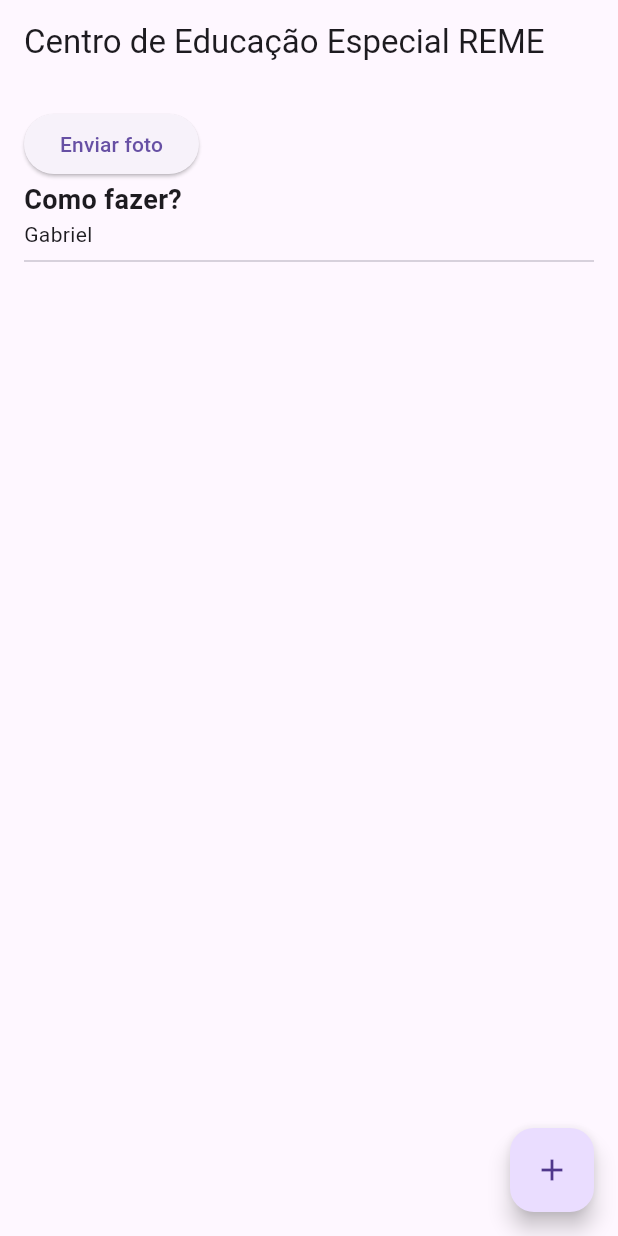
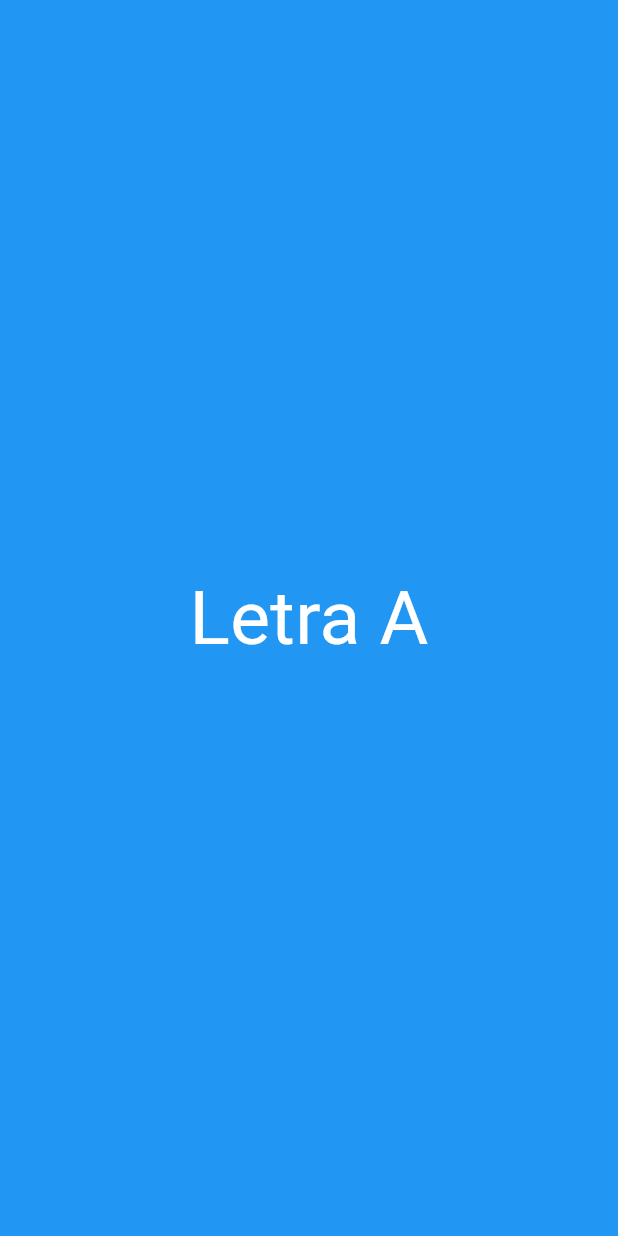
Before and after one commit to Caduqui/appMobileBIDS, a Flutter app: the screen it shows after launch, on a phone screen of 412 x 824 dp. Run offline on Flutter 3.47's test engine with Material 3 defaults, Android fonts, the phone set to English and light mode, and no system bars.

Commit message:
added alphabet screen with widgets

```diff
--- /dev/null
+++ b/lib/data/letters_data.dart
@@ -0,0 +1,8 @@
+import 'package:flutter/material.dart';
+
+final pointsA = [
+  Offset(150, 300),
+  Offset(170, 250),
+  Offset(190, 200),
+  Offset(210, 150),
+];
--- a/lib/main.dart
+++ b/lib/main.dart
@@ -1,3 +1,4 @@
+import 'package:ensinolinguagens/screens/alphabet_screen.dart';
 import 'package:ensinolinguagens/screens/welcome_screen.dart';
 import 'package:flutter/material.dart';
 
@@ -11,6 +12,6 @@ class MyApp extends StatelessWidget {
   // This widget is the root of your application.
   @override
   Widget build(BuildContext context) {
-    return MaterialApp(home: ExercicioTela());
+    return MaterialApp(home: AlphabetScreen());
   }
 }
--- a/lib/models/model.dart
+++ /dev/null
@@ -1,12 +0,0 @@
-class Model {
-  String id;
-  String name;
-
-  Model({required this.id, required this.name});
-
-  Model.fromMap(Map<String, dynamic> map) : id = map["id"], name = map["nome"];
-
-  Map<String, dynamic> toMap() {
-    return {"id": id, "name": name};
-  }
-}
--- a/lib/models/novo_model.dart
+++ /dev/null
@@ -1,13 +0,0 @@
-class Palavras {
-  String id;
-  String palavra;
-
-  Palavras({required this.id, required this.palavra});
-
-  Palavras.fromMap(Map<String, dynamic> map)
-    : id = map["id"],
-      palavra = map["palavra"];
-  Map<String, dynamic> toMap() {
-    return {"id": id, "palavra": palavra};
-  }
-}
--- /dev/null
+++ b/lib/screens/alphabet_screen.dart
@@ -0,0 +1,70 @@
+import 'package:ensinolinguagens/data/letters_data.dart';
+import 'package:flutter/material.dart';
+import '../controllers/game_controller.dart';
+import '../widgets/trace_layer.dart';
+import '../widgets/draw_painter.dart';
+
+class AlphabetScreen extends StatefulWidget {
+  @override
+  _AlphabetScreenState createState() => _AlphabetScreenState();
+}
+
+class _AlphabetScreenState extends State<AlphabetScreen> {
+  List<Offset> userPoints = [];
+
+  @override
+  Widget build(BuildContext context) {
+    return Scaffold(
+      body: Stack(
+        children: [
+          Positioned.fill(
+            child: Container(color: Colors.blue), // Placeholder para fundo
+          ),
+
+          Center(
+            child: Text(
+              'Letra A',
+              style: TextStyle(fontSize: 50, color: Colors.white),
+            ),
+          ), // Placeholder para letra
+
+          GestureDetector(
+            onPanUpdate: (details) {
+              setState(() {
+                userPoints.add(details.localPosition);
+              });
+            },
+            onPanEnd: (_) {
+              _verifyProgress();
+            },
+            child: CustomPaint(
+              painter: DrawPainter(userPoints),
+              size: Size.infinite,
+            ),
+          ),
+          TraceLayer(
+            onFinish: (points) {
+              bool isCorrect = GameController.validar(points, pointsA);
+
+              if (isCorrect) {
+                print("Parabéns! Você acertou a letra A!");
+              } else {
+                print("Tente novamente! Você não acertou a letra A.");
+              }
+            },
+          ),
+        ],
+      ),
+    );
+  }
+
+  void _verifyProgress() {
+    bool isCorrect = GameController.validar(userPoints, pointsA);
+
+    if (isCorrect) {
+      print("Parabéns! Você acertou a letra A!");
+    } else {
+      print("Tente novamente! Você não acertou a letra A.");
+    }
+  }
+}
--- a/lib/screens/welcome_screen.dart
+++ b/lib/screens/welcome_screen.dart
@@ -1,15 +1,7 @@
-import 'package:ensinolinguagens/models/model.dart';
-import 'package:ensinolinguagens/models/novo_model.dart';
 import 'package:flutter/material.dart';
 
 class ExercicioTela extends StatelessWidget {
   ExercicioTela({super.key});
-
-  final Model model = Model(id: "EX001", name: "Gabriel");
-  final List<Palavras> listaPalavras = [
-    Palavras(id: "SE001", palavra: "Arara"),
-    Palavras(id: "SE002", palavra: "Urubu"),
-  ];
 
   @override
   Widget build(BuildContext context) {
@@ -31,7 +23,7 @@ class ExercicioTela extends StatelessWidget {
               "Como fazer?",
               style: TextStyle(fontWeight: FontWeight.bold, fontSize: 18),
             ),
-            Text(model.name),
+
             Divider(),
           ],
         ),
--- /dev/null
+++ b/lib/widgets/draw_painter.dart
@@ -0,0 +1,22 @@
+import 'package:flutter/material.dart';
+
+class DrawPainter extends CustomPainter {
+  final List<Offset> points;
+
+  DrawPainter(this.points);
+
+  @override
+  void paint(Canvas canvas, Size size) {
+    final paint = Paint()
+      ..color = Colors.blue
+      ..strokeWidth = 8
+      ..strokeCap = StrokeCap.round;
+
+    for (int i = 0; i < points.length - 1; i++) {
+      canvas.drawLine(points[i], points[i + 1], paint);
+    }
+  }
+
+  @override
+  bool shouldRepaint(covariant CustomPainter oldDelegate) => true;
+}
--- /dev/null
+++ b/lib/widgets/trace_layer.dart
@@ -0,0 +1,30 @@
+import 'package:flutter/material.dart';
+import 'draw_painter.dart';
+
+class TraceLayer extends StatefulWidget {
+  final Function(List<Offset>) onFinish;
+
+  const TraceLayer({required this.onFinish});
+
+  @override
+  _TraceLayerState createState() => _TraceLayerState();
+}
+
+class _TraceLayerState extends State<TraceLayer> {
+  List<Offset> points = [];
+
+  @override
+  Widget build(BuildContext context) {
+    return GestureDetector(
+      onPanUpdate: (details) {
+        setState(() {
+          points.add(details.localPosition);
+        });
+      },
+      onPanEnd: (_) {
+        widget.onFinish(points);
+      },
+      child: CustomPaint(painter: DrawPainter(points), size: Size.infinite),
+    );
+  }
+}
```
Also changed, not shown: lib/controllers/game_controller.dart (added, +17 -0 lines), pubspec.yaml (+3 -4 lines), assets/images/background/paisagem.png (added), assets/images/letters/letterA.png (added).
